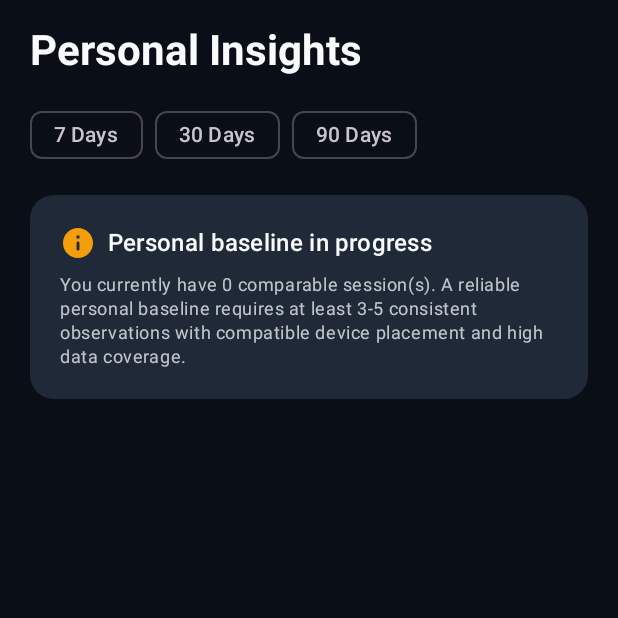
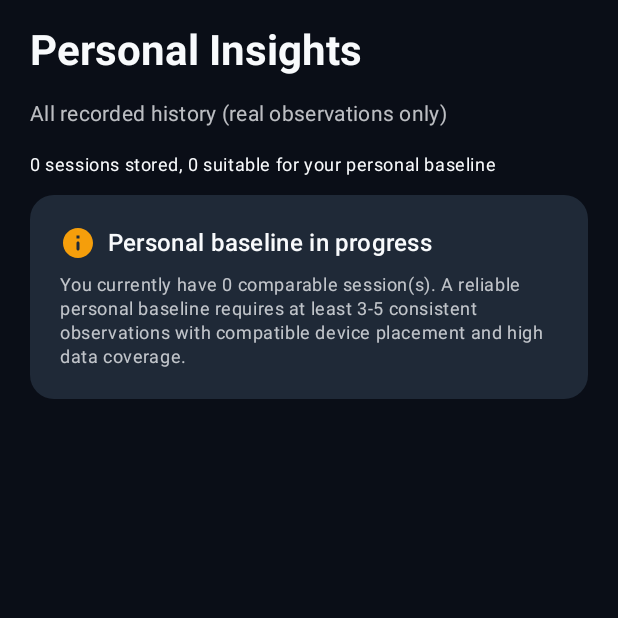
Before and after one commit to Eclipse-XS/SleepTrackerSimulator, an Android app built with Jetpack Compose: the composable InsightsScreen shown on its own in the app's theme, on a phone screen of 412 x 824 dp, the top half of it. Run offline under Robolectric (Android 15) with nearby library versions, the light colour scheme and no system bars; network calls fail.

Commit message:
feat(insights): use complete retained history and explain baseline requirements

```diff
--- a/app/src/main/java/com/example/sleeptrackersimulator/ui/insights/InsightsScreen.kt
+++ b/app/src/main/java/com/example/sleeptrackersimulator/ui/insights/InsightsScreen.kt
@@ -17,8 +17,6 @@ import androidx.compose.material.icons.rounded.Info
 import androidx.compose.material.icons.rounded.TrendingUp
 import androidx.compose.material3.Card
 import androidx.compose.material3.CardDefaults
-import androidx.compose.material3.FilterChip
-import androidx.compose.material3.FilterChipDefaults
 import androidx.compose.material3.Icon
 import androidx.compose.material3.MaterialTheme
 import androidx.compose.material3.Scaffold
@@ -62,23 +60,19 @@ fun InsightsScreen(
 
             Spacer(modifier = Modifier.height(14.dp))
 
-            // Range switcher
-            Row(modifier = Modifier.fillMaxWidth()) {
-                listOf(7, 30, 90).forEach { days ->
-                    FilterChip(
-                        selected = state.timeRangeDays == days,
-                        onClick = { onSelectRange(days) },
-                        label = { Text("$days Days") },
-                        colors = FilterChipDefaults.filterChipColors(
-                            selectedContainerColor = MoonBlue.copy(alpha = 0.2f),
-                            selectedLabelColor = MistBlue,
-                        ),
-                    )
-                    Spacer(modifier = Modifier.width(8.dp))
-                }
-            }
+            Text(
+                text = "All recorded history (real observations only)",
+                style = MaterialTheme.typography.bodyMedium,
+                color = MistBlue.copy(alpha = 0.75f),
+            )
+            Spacer(modifier = Modifier.height(16.dp))
 
-            Spacer(modifier = Modifier.height(16.dp))
+            Text(
+                text = "${state.summaries.size} sessions stored, ${state.comparableSessionCount} suitable for your personal baseline",
+                style = MaterialTheme.typography.bodySmall,
+                color = MistBlue,
+            )
+            Spacer(modifier = Modifier.height(12.dp))
 
             if (!state.isQualityGateSatisfied) {
                 // Quality Gate Notice
```
